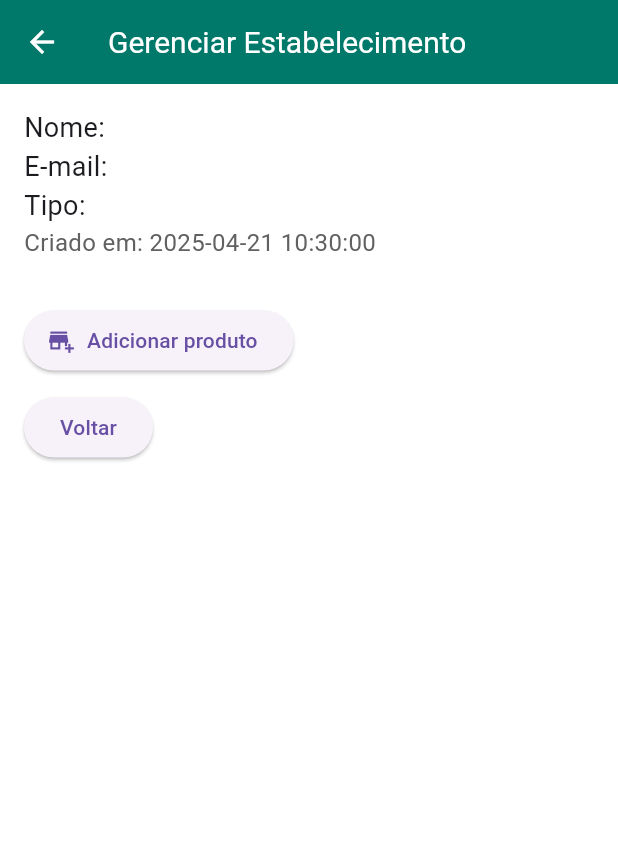
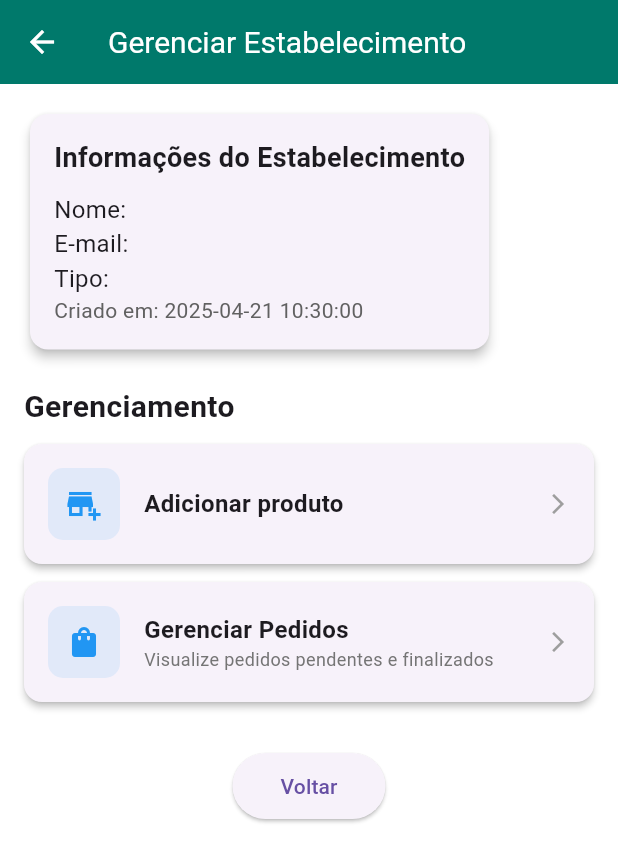
Before and after one commit to brunocarvalho2020/alimentos, a Flutter app: the ManageStoreScreen screen opened by its route, on a phone screen of 412 x 824 dp. Shown: the top 862 px of the screen. Run offline on Flutter 3.47's test engine with Material 3 defaults, Android fonts, the phone set to English and light mode, and no system bars; our stand-ins replace cloud_firestore, firebase_auth, firebase_core, google_fonts, image_picker; accounts and stored records are empty.

Commit message:
G 16:57 Pedidos Dono

```diff
--- a/lib/main.dart
+++ b/lib/main.dart
@@ -7,6 +7,7 @@ import 'views/login.dart';
 import 'views/home.dart';
 import 'firebase_options.dart';
 import 'views/analises.dart';
+import 'views/pedidos_dono.dart';
 
 void main() async {
   WidgetsFlutterBinding.ensureInitialized();
@@ -32,6 +33,7 @@ void main() async {
         '/gerenciar-estabelecimento': (context) => ManageStoreScreen(),
         '/adicionar-endereco': (context) => AdicionarEnderecoView(),
         '/estatisticas': (_) => EstatisticasScreen(),
+        '/pedidos': (context) => const PedidosScreen(),
       },
     ),
   );
--- a/lib/views/gerenciamento.dart
+++ b/lib/views/gerenciamento.dart
@@ -2,6 +2,7 @@ import 'package:flutter/material.dart';
 import 'package:image_picker/image_picker.dart';
 import '../controllers/gerenciamento_controller.dart';
 import 'analises.dart';
+import 'pedidos_dono.dart';
 
 class ManageStoreScreen extends StatefulWidget {
   const ManageStoreScreen({super.key});
@@ -117,31 +118,78 @@ class _ManageStoreScreenState extends State<ManageStoreScreen> {
                 child: Column(
                   crossAxisAlignment: CrossAxisAlignment.start,
                   children: [
+                    Card(
+                      elevation: 3,
+                      shape: RoundedRectangleBorder(
+                        borderRadius: BorderRadius.circular(12),
+                      ),
+                      child: Padding(
+                        padding: const EdgeInsets.all(16.0),
+                        child: Column(
+                          crossAxisAlignment: CrossAxisAlignment.start,
+                          children: [
+                            Text(
+                              'Informações do Estabelecimento',
+                              style: TextStyle(
+                                fontSize: 18,
+                                fontWeight: FontWeight.bold,
+                              ),
+                            ),
+                            SizedBox(height: 10),
                             Text(
                               'Nome: ${userData!['name']}',
-                      style: TextStyle(fontSize: 18),
+                              style: TextStyle(fontSize: 16),
                             ),
                             Text(
                               'E-mail: ${userData!['email']}',
-                      style: TextStyle(fontSize: 18),
+                              style: TextStyle(fontSize: 16),
                             ),
                             Text(
                               'Tipo: ${userData!['userType']}',
-                      style: TextStyle(fontSize: 18),
+                              style: TextStyle(fontSize: 16),
                             ),
                             Text(
                               'Criado em: ${userData!['createdAt'].toDate().toString().split('.')[0]}',
-                      style: TextStyle(fontSize: 16, color: Colors.grey[700]),
+                              style: TextStyle(
+                                fontSize: 14,
+                                color: Colors.grey[700],
                               ),
-                    SizedBox(height: 30),
-                    ElevatedButton.icon(
-                      onPressed: () => _recebeProduto(context),
-                      icon: Icon(Icons.add_business),
-                      label: Text('Adicionar produto'),
+                            ),
+                          ],
+                        ),
+                      ),
+                    ),
+                    SizedBox(height: 20),
+                    Text(
+                      'Gerenciamento',
+                      style: TextStyle(
+                        fontSize: 20,
+                        fontWeight: FontWeight.bold,
+                      ),
+                    ),
+                    SizedBox(height: 10),
+                    _buildMenuOption(
+                      icon: Icons.add_business,
+                      title: 'Adicionar produto',
+                      onTap: () => _recebeProduto(context),
+                    ),
+                    _buildMenuOption(
+                      icon: Icons.shopping_bag,
+                      title: 'Gerenciar Pedidos',
+                      subtitle: 'Visualize pedidos pendentes e finalizados',
+                      onTap: () {
+                        Navigator.push(
+                          context,
+                          MaterialPageRoute(builder: (_) => PedidosScreen()),
+                        );
+                      },
                     ),
                     if (userData!['userType'] == 'dono')
-                      ElevatedButton.icon(
-                        onPressed: () {
+                      _buildMenuOption(
+                        icon: Icons.bar_chart,
+                        title: 'Análises de Dados',
+                        subtitle: 'Visualize estatísticas de vendas',
+                        onTap: () {
                           Navigator.push(
                             context,
                             MaterialPageRoute(
@@ -149,17 +197,77 @@ class _ManageStoreScreenState extends State<ManageStoreScreen> {
                             ),
                           );
                         },
-                        icon: Icon(Icons.bar_chart),
-                        label: Text('Ver análises de dados'),
                       ),
-                    SizedBox(height: 10),
-                    ElevatedButton(
+                    SizedBox(height: 20),
+                    Align(
+                      alignment: Alignment.center,
+                      child: ElevatedButton(
                         onPressed: () => Navigator.pop(context),
+                        style: ElevatedButton.styleFrom(
+                          padding: EdgeInsets.symmetric(
+                            horizontal: 32,
+                            vertical: 12,
+                          ),
+                        ),
                         child: Text('Voltar'),
+                      ),
                     ),
                   ],
                 ),
               ),
     );
   }
+
+  Widget _buildMenuOption({
+    required IconData icon,
+    required String title,
+    String? subtitle,
+    required VoidCallback onTap,
+  }) {
+    return Card(
+      elevation: 2,
+      margin: EdgeInsets.only(bottom: 12),
+      shape: RoundedRectangleBorder(borderRadius: BorderRadius.circular(12)),
+      child: InkWell(
+        onTap: onTap,
+        borderRadius: BorderRadius.circular(12),
+        child: Padding(
+          padding: const EdgeInsets.all(16.0),
+          child: Row(
+            children: [
+              Container(
+                padding: EdgeInsets.all(12),
+                decoration: BoxDecoration(
+                  color: Colors.blue.withOpacity(0.1),
+                  borderRadius: BorderRadius.circular(10),
+                ),
+                child: Icon(icon, color: Colors.blue),
+              ),
+              SizedBox(width: 16),
+              Expanded(
+                child: Column(
+                  crossAxisAlignment: CrossAxisAlignment.start,
+                  children: [
+                    Text(
+                      title,
+                      style: TextStyle(
+                        fontSize: 16,
+                        fontWeight: FontWeight.bold,
+                      ),
+                    ),
+                    if (subtitle != null)
+                      Text(
+                        subtitle,
+                        style: TextStyle(fontSize: 12, color: Colors.grey[600]),
+                      ),
+                  ],
+                ),
+              ),
+              Icon(Icons.arrow_forward_ios, size: 16, color: Colors.grey),
+            ],
+          ),
+        ),
+      ),
+    );
   }
+}
--- a/pubspec.yaml
+++ b/pubspec.yaml
@@ -41,6 +41,7 @@ dependencies:
   image_picker: ^1.0.4
   cupertino_icons: ^1.0.8
   google_fonts: ^6.1.0
+  intl: ^0.20.2
 
 dev_dependencies:
   flutter_test:
```
Also changed, not shown: lib/controllers/gerenciamento_controller.dart (+79 -0 lines), lib/models/pedidos_dono_model.dart (added, +52 -0 lines), lib/views/pedidos_dono.dart (added, +292 -0 lines), pubspec.lock. Lines whose indentation alone changed are shown as unchanged.
